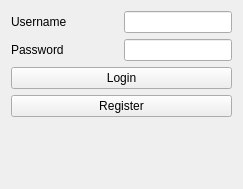
This is PersonalPlanner/login.ui in sabrine-gamdou/PersonalPlanner as Qt 5 draws it before an edit. The edited form follows.
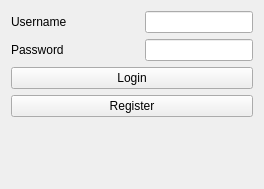
This is the edited form.

```diff
--- a/PersonalPlanner/login.ui
+++ b/PersonalPlanner/login.ui
@@ -6,7 +6,7 @@
    <rect>
     <x>0</x>
     <y>0</y>
-    <width>243</width>
+    <width>264</width>
     <height>189</height>
    </rect>
   </property>
```
